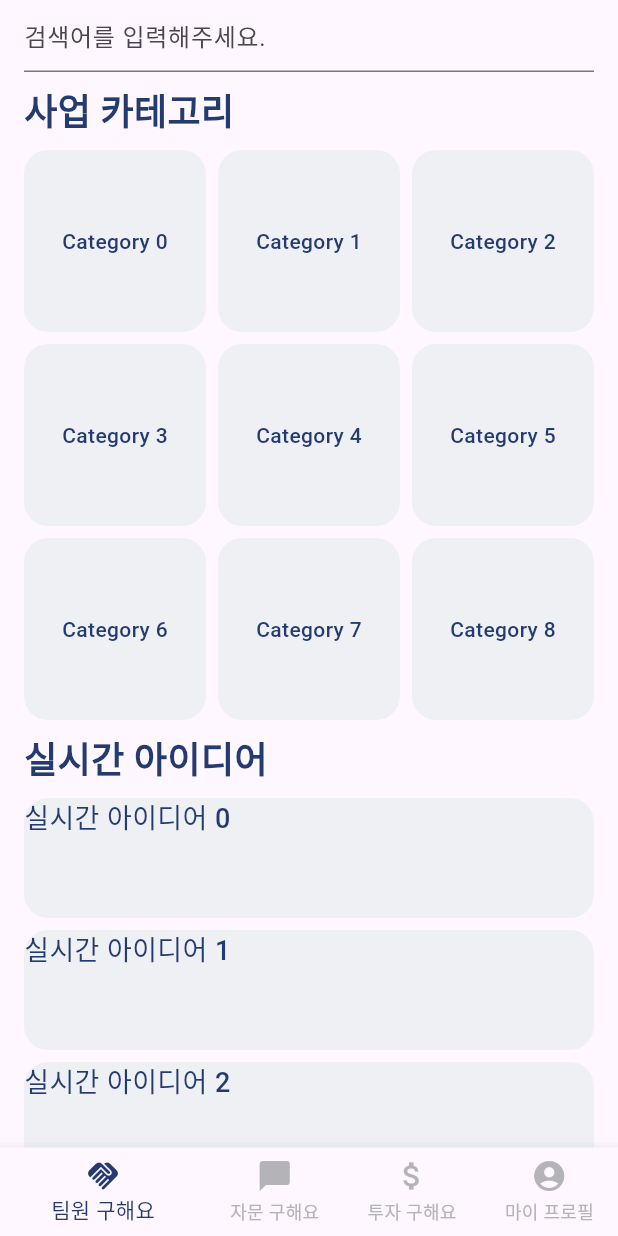
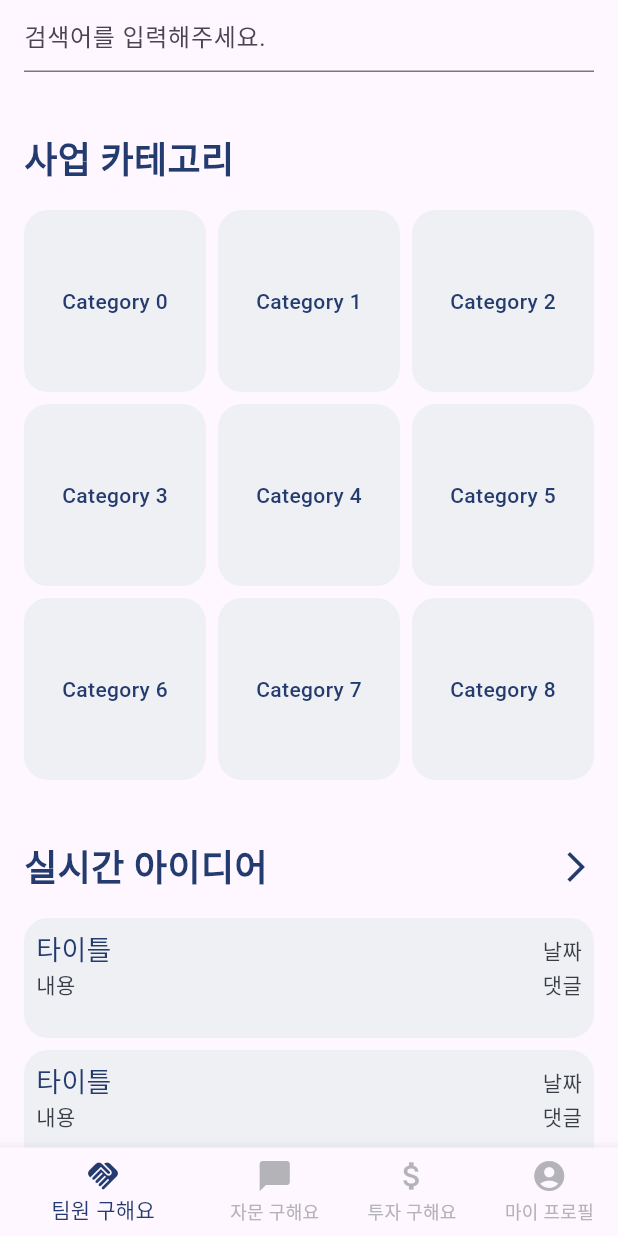
Before and after one commit to jaekyung-you/bring, a Flutter app: the screen it shows after launch, on a phone screen of 412 x 824 dp. Run offline on Flutter 3.47's test engine with Material 3 defaults, Android fonts, the light colour scheme and no system bars; our stand-ins replace get; Roboto replaces fonts that are missing (Pretendard).

Commit message:
실시간 아이템 레이아웃

```diff
--- a/lib/const/theme.dart
+++ b/lib/const/theme.dart
@@ -9,6 +9,7 @@ class BringColor {
   static const navy04 = Color(0xff607EAA);
 
   static const primaryGrey = Color(0xffEFF0F4);
+  static const grey01 = Color(0xff393E46);
   static const grey02 = Color(0xffB4B4B8);
   static const grey03 = Color(0xffB4B4B4);
   static const grey04 = Color(0xffd4d4d4);
--- a/lib/partner_search/screens/partner_search_main_screen.dart
+++ b/lib/partner_search/screens/partner_search_main_screen.dart
@@ -22,7 +22,9 @@ class _PartnerSearchMainScreenState extends State<PartnerSearchMainScreen> {
             child: Column(
               children: [
                 searchTextField(),
+                const SizedBox(height: 32),
                 PartnerSearchCategoryWidget(),
+                const SizedBox(height: 32),
                 PartnerSearchRealtimeIdeaList(),
               ],
             ),
--- a/lib/partner_search/widgets/partner_search_category_widget.dart
+++ b/lib/partner_search/widgets/partner_search_category_widget.dart
@@ -17,6 +17,7 @@ class PartnerSearchCategoryWidget extends StatelessWidget {
             style: TextStyle(fontWeight: FontWeight.w700, color: BringColor.primaryNavy, fontSize: 24),
           ),
         ),
+        const SizedBox(height: 8),
         GridView.builder(
             physics: const NeverScrollableScrollPhysics(),
             shrinkWrap: true,
--- a/lib/partner_search/widgets/partner_search_realtime_idea_list.dart
+++ b/lib/partner_search/widgets/partner_search_realtime_idea_list.dart
@@ -12,11 +12,22 @@ class PartnerSearchRealtimeIdeaList extends StatelessWidget {
       children: [
         Padding(
           padding: const EdgeInsets.symmetric(vertical: AppConfig.contentPadding),
-          child: Text(
+          child: Row(
+            children: [
+              Text(
                 '실시간 아이디어',
                 style: TextStyle(fontWeight: FontWeight.w700, color: BringColor.primaryNavy, fontSize: 24),
               ),
+              const Spacer(),
+              Icon(
+                Icons.arrow_forward_ios,
+                size: 24,
+                color: BringColor.primaryNavy,
+              )
+            ],
           ),
+        ),
+        const SizedBox(height: 8),
         ListView.separated(
             shrinkWrap: true,
             physics: const NeverScrollableScrollPhysics(),
@@ -25,19 +36,61 @@ class PartnerSearchRealtimeIdeaList extends StatelessWidget {
               return SizedBox(height: 8);
             },
             itemBuilder: (context, index) {
+              return realTimeItem();
+            })
+      ],
+    );
+  }
+
+  // Model
+  Widget realTimeItem() {
     return Container(
       height: 80,
+      padding: const EdgeInsets.all(AppConfig.contentPadding),
       decoration: BoxDecoration(
         color: BringColor.primaryGrey,
         borderRadius: BorderRadius.circular(AppConfig.borderRadiusMain),
       ),
-                child: Text(
-                  '실시간 아이디어 ${index}',
+      child: Column(
+        // mainAxisAlignment: MainAxisAlignment.start,
+        crossAxisAlignment: CrossAxisAlignment.start,
+        children: [
+          Row(
+            mainAxisAlignment: MainAxisAlignment.spaceBetween,
+            children: [
+              Text(
+                '타이틀',
                 style: TextStyle(fontSize: 18, fontWeight: FontWeight.w500, color: BringColor.primaryNavy),
               ),
-              );
-            })
+              Text(
+                '날짜',
+                style: TextStyle(
+                  fontSize: 14,
+                  fontWeight: FontWeight.w500,
+                  color: BringColor.grey01,
+                ),
+              ),
             ],
+          ),
+          Row(
+            mainAxisAlignment: MainAxisAlignment.spaceBetween,
+            children: [
+              Text(
+                '내용',
+                style: TextStyle(fontSize: 14, fontWeight: FontWeight.w500, color: BringColor.grey01),
+              ),
+              Text(
+                '댓글',
+                style: TextStyle(
+                  fontSize: 14,
+                  fontWeight: FontWeight.w500,
+                  color: BringColor.grey01,
+                ),
+              ),
+            ],
+          ),
+        ],
+      ),
     );
   }
 }
```
Lines whose indentation alone changed are shown as unchanged.
